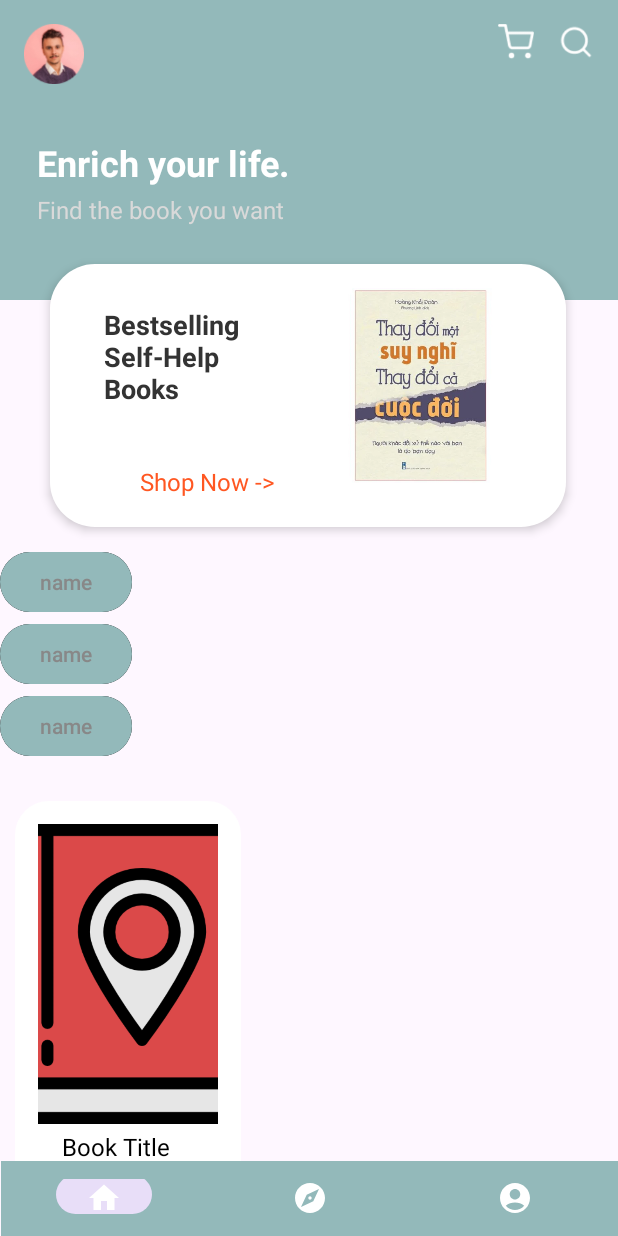
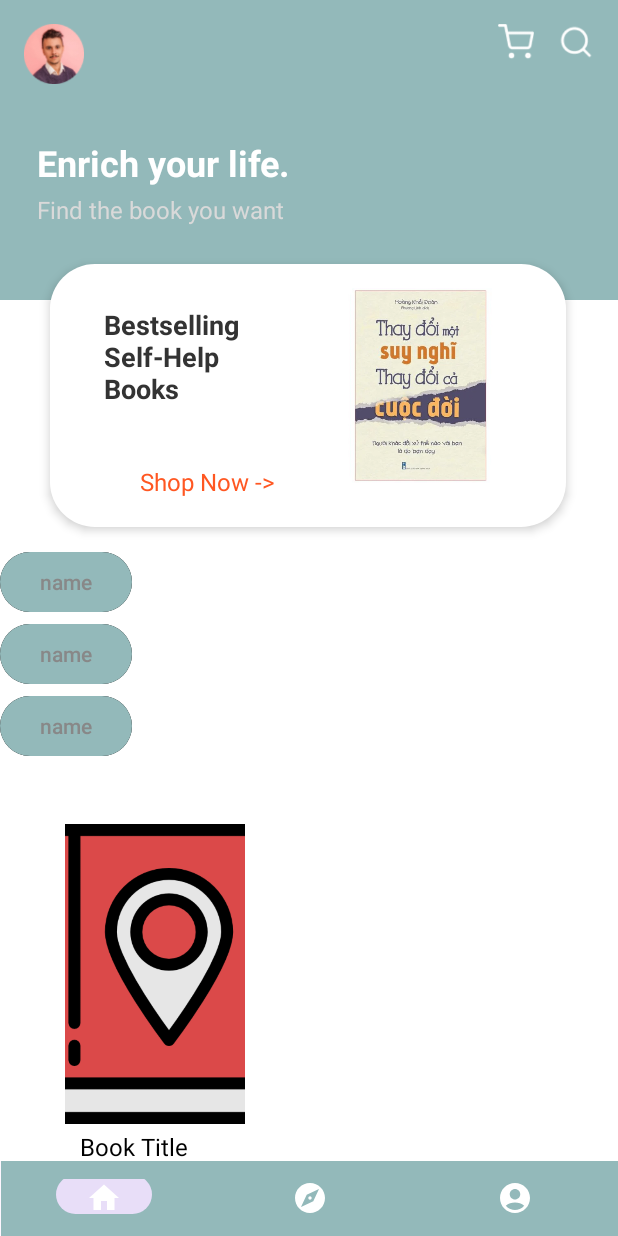
Before and after one commit to huandmse171114/bookstore-mobile, an Android app: the layout home_page.xml on its own in the app's theme, with its tools: preview values and no code run, on a phone screen of 412 x 824 dp. Run offline under Robolectric (Android 15) with nearby library versions, the phone set to English and light mode, and no system bars.

Commit message:
upload ProductDetail API

```diff
--- a/bookstore/app/src/main/java/com/bookstore/AboutBookFragment.java
+++ b/bookstore/app/src/main/java/com/bookstore/AboutBookFragment.java
@@ -18,8 +18,8 @@
     public View onCreateView(@NonNull LayoutInflater inflater, @Nullable ViewGroup container, @Nullable Bundle savedInstanceState) {
         View view = inflater.inflate(R.layout.fragment_overview, container, false);
         TextView tvOverview = view.findViewById(R.id.tvOverview);
-        tvOverview.setText("Quyen sách mang đến một cái nhìn toàn diện về mọi mặt trong cuộc ống, cung cấp cho người đọc những hướng dẫn rõ ràng về cuộc sống. Thông qua những lời khuyên sâu sắc, tác giả , biến cuốn sách này thành một lựa chọn không thể bỏ qua " +
-                "cho những ai muốn cải thiện lĩnh vực liên quan trong cuộc sống hoặc công việc.\"");
+        tvOverview.setText("The book offers a comprehensive view of all aspects of life, providing readers with clear guidelines for life. Through insightful advice, the author, makes this book a must-have choice" +
+                "For those who want to improve a related area in their life or work.");
         return view;
     }
 }
--- a/bookstore/app/src/main/java/com/bookstore/OverviewFragment.java
+++ b/bookstore/app/src/main/java/com/bookstore/OverviewFragment.java
@@ -17,7 +17,7 @@
     public View onCreateView(@NonNull LayoutInflater inflater, @Nullable ViewGroup container, @Nullable Bundle savedInstanceState) {
         View view = inflater.inflate(R.layout.fragment_overview, container, false);
         TextView tvOverview = view.findViewById(R.id.tvOverview);
-        tvOverview.setText("Cuốn sách này khám phá chan troi moi, phân tích những khái niệm phức tạp thành những ý tưởng dễ hiểu. Cho dù bạn là người mới bắt đầu hay đã có kinh nghiệm trong triet hoc,quyen sach sẽ giúp bạn hiểu rõ hơn về doi song và áp dụng chúng vào [bối cảnh cá nhân hoặc nghề nghiệp]. Với những lời khuyên thực tiễn, cuốn sách này hướng tớimục tiêu cụ thể tăng năng suất, phát triển tư duy sáng tạo, giải quyết vấn đề");
+        tvOverview.setText("This book explores new horizons, breaking down complex concepts into easy-to-understand ideas. Whether you are a beginner or already experienced in philosophy, the book will help you better understand life and apply it to [personal or professional context]. With practical advice, this book aims to increase productivity, develop creative thinking, and solve problems.");
         return view;
     }
 }
--- a/bookstore/app/src/main/java/com/bookstore/SynopsisFragment.java
+++ b/bookstore/app/src/main/java/com/bookstore/SynopsisFragment.java
@@ -18,7 +18,7 @@
     public View onCreateView(@NonNull LayoutInflater inflater, @Nullable ViewGroup container, @Nullable Bundle savedInstanceState) {
         View view = inflater.inflate(R.layout.fragment_overview, container, false);
         TextView tvOverview = view.findViewById(R.id.tvOverview);
-        tvOverview.setText("Cuốn sách này khám phá chan troi moi, phân tích những khái niệm phức tạp thành những ý tưởng dễ hiểu. Cho dù bạn là người mới bắt đầu hay đã có kinh nghiệm trong triet hoc,quyen sach sẽ giúp bạn hiểu rõ hơn về doi song và áp dụng chúng vào [bối cảnh cá nhân hoặc nghề nghiệp]. Với những lời khuyên thực tiễn, cuốn sách này hướng tớimục tiêu cụ thể tăng năng suất, phát triển tư duy sáng tạo, giải quyết vấn đề");
+        tvOverview.setText("This book explores new horizons, breaking down complex concepts into easy-to-understand ideas. Whether you are a beginner or already experienced in philosophy, the book will help you better understand life and apply it to [personal or professional context]. With practical advice, this book aims to increase productivity, develop creative thinking, and solve problems.");
         return view;
     }
 }
--- a/bookstore/app/src/main/java/com/bookstore/adapter/BookAdapter.java
+++ b/bookstore/app/src/main/java/com/bookstore/adapter/BookAdapter.java
@@ -90,9 +90,10 @@
                 title = title.substring(0, 15) + "...";
             }
             binding.bookTitle.setText(title);
-            binding.bookPrice.setText(String.format("%,.0f VND", book.getPrice()));
+            binding.bookPrice.setText(String.format("%.0f VND", book.getPrice()));
             binding.bookRating.setText(String.valueOf(book.getRating()));
             binding.reviewsCount.setText(String.valueOf(book.getNumReviews()));
+            binding.bookId.setText(book.getId());
             Glide.with(binding.bookImage.getContext())
                     .load(Uri.parse(book.getImage()))
                     .into(binding.bookImage);
--- a/bookstore/app/src/main/java/com/bookstore/api/AuthApi.java
+++ b/bookstore/app/src/main/java/com/bookstore/api/AuthApi.java
@@ -27,5 +27,5 @@
     Call<List<Category>> getCategories();
 
     @GET("/api/products")
-    Call<BookRequest> getBooks(@Query("category") Integer categoryId);
+    Call<BookRequest> getBooks(@Query("keyword") Integer categoryId);
 }
--- a/bookstore/app/src/main/java/com/bookstore/api/SearchBookApi.java
+++ b/bookstore/app/src/main/java/com/bookstore/api/SearchBookApi.java
@@ -14,7 +14,7 @@
 
 public interface SearchBookApi {
     @GET("/api/products")
-    Call<SearchBookResponse> getPopularBooks(@Query("brand") String query);
+    Call<SearchBookResponse> getPopularBooks(@Query("keyword") String query);
     @GET("/api/products")
     Call<ProductDetailResponse> getAllBooks();
 }
--- a/bookstore/app/src/main/java/com/bookstore/constract/OnBookClickListener.java
+++ /dev/null
@@ -1,4 +0,0 @@
-package com.bookstore.constract;
-
-public interface OnBookClickListener {
-}
--- a/bookstore/app/src/main/java/com/bookstore/constract/ProductDetailContract.java
+++ b/bookstore/app/src/main/java/com/bookstore/contract/ProductDetailContract.java
@@ -1,4 +1,4 @@
-package com.bookstore.constract;
+package com.bookstore.contract;
 
 import com.bookstore.model.BookDetail;
 
--- a/bookstore/app/src/main/java/com/bookstore/constract/ProductDetailPresenter.java
+++ b/bookstore/app/src/main/java/com/bookstore/contract/ProductDetailPresenter.java
@@ -1,4 +1,4 @@
-package com.bookstore.constract;
+package com.bookstore.contract;
 
 public interface ProductDetailPresenter {
     void addToCart(int bookId);
--- a/bookstore/app/src/main/java/com/bookstore/constract/ProductDetailPresenterImpl.java
+++ b/bookstore/app/src/main/java/com/bookstore/contract/ProductDetailPresenterImpl.java
@@ -1,7 +1,6 @@
-package com.bookstore.constract;
+package com.bookstore.contract;
 
 import com.bookstore.api.CartApiService;
-import com.bookstore.model.BookDetail;
 import com.bookstore.model.CartRequest;
 import com.bookstore.model.CartResponse;
 
--- a/bookstore/app/src/main/java/com/bookstore/model/OtherProductsAdapter.java
+++ b/bookstore/app/src/main/java/com/bookstore/model/OtherProductsAdapter.java
@@ -33,7 +33,6 @@
     public void onBindViewHolder(@NonNull ViewHolder holder, int position) {
         BookDetail book = products.get(position);
         holder.binding.tvTitle.setText(book.getName());
-        holder.binding.tvAuthor.setText(book.getCategory());
         holder.binding.tvPrice.setText(book.getPrice() + " VND");
         // Load image using Glide
         Glide.with(holder.binding.getRoot().getContext())
--- a/bookstore/app/src/main/res/layout/home_page.xml
+++ b/bookstore/app/src/main/res/layout/home_page.xml
@@ -14,15 +14,16 @@
 
         <androidx.constraintlayout.widget.ConstraintLayout
             android:layout_width="match_parent"
-            android:layout_height="wrap_content">
+            android:layout_height="wrap_content"
+            android:background="@color/white">
 
             <!-- Header Background -->
             <ImageView
                 android:id="@+id/headerBackground"
                 android:layout_width="0dp"
                 android:layout_height="200dp"
+                android:background="@color/colorPrimaryDark"
                 android:scaleType="centerCrop"
-                android:background="@color/colorPrimaryDark"
                 app:layout_constraintEnd_toEndOf="parent"
                 app:layout_constraintStart_toStartOf="parent"
                 app:layout_constraintTop_toTopOf="parent" />
@@ -48,8 +49,8 @@
                 android:src="@drawable/ic_cart"
                 app:layout_constraintEnd_toEndOf="parent"
                 app:layout_constraintTop_toTopOf="parent" />
-<!--                android:onClick="openCart" -->
-<!--                />-->
+            <!--                android:onClick="openCart" -->
+            <!--                />-->
 
             <ImageView
                 android:id="@+id/searchIcon"
@@ -60,7 +61,7 @@
                 android:src="@drawable/ic_search"
                 app:layout_constraintEnd_toEndOf="parent"
                 app:layout_constraintTop_toTopOf="parent" />
-<!--                android:onClick="openSearch" />-->
+            <!--                android:onClick="openSearch" />-->
 
             <!-- Header Title -->
             <TextView
@@ -148,6 +149,7 @@
                 android:layout_width="0dp"
                 android:layout_height="wrap_content"
                 android:layout_marginTop="4dp"
+                android:background="@color/white"
                 android:orientation="horizontal"
                 android:scrollbars="horizontal"
                 app:layout_constraintBottom_toTopOf="@+id/newArrivalSection"
@@ -179,12 +181,12 @@
                 android:layout_width="wrap_content"
                 android:layout_height="wrap_content"
                 android:background="@drawable/button_shape"
+                android:gravity="center"
                 android:text="Load More"
-                android:gravity="center"
                 android:textColor="@android:color/white"
-                app:layout_constraintTop_toBottomOf="@+id/bookRecyclerView"
                 app:layout_constraintEnd_toEndOf="parent"
-                app:layout_constraintStart_toStartOf="parent" />
+                app:layout_constraintStart_toStartOf="parent"
+                app:layout_constraintTop_toBottomOf="@+id/bookRecyclerView" />
 
             <!-- New Arrival Section -->
             <androidx.constraintlayout.widget.ConstraintLayout
@@ -251,43 +253,43 @@
                     android:id="@+id/anotherProductTitle"
                     android:layout_width="wrap_content"
                     android:layout_height="wrap_content"
+                    android:layout_marginStart="16dp"
+                    android:layout_marginTop="8dp"
                     android:text="Another Product"
                     android:textColor="#333"
                     android:textSize="18sp"
                     android:textStyle="bold"
                     app:layout_constraintStart_toStartOf="parent"
-                    app:layout_constraintTop_toTopOf="parent"
-                    android:layout_marginStart="16dp"
-                    android:layout_marginTop="8dp" />
+                    app:layout_constraintTop_toTopOf="parent" />
 
                 <!-- "See All" Button -->
                 <TextView
                     android:id="@+id/seeAllButton"
                     android:layout_width="wrap_content"
                     android:layout_height="wrap_content"
+                    android:layout_marginTop="8dp"
+                    android:layout_marginEnd="16dp"
+                    android:clickable="true"
+                    android:focusable="true"
                     android:text="See All"
                     android:textColor="#FF5722"
                     android:textSize="16sp"
                     app:layout_constraintEnd_toEndOf="parent"
-                    app:layout_constraintTop_toTopOf="parent"
-                    android:layout_marginEnd="16dp"
-                    android:layout_marginTop="8dp"
-                    android:clickable="true"
-                    android:focusable="true" />
+                    app:layout_constraintTop_toTopOf="parent" />
 
                 <!-- RecyclerView cho danh sách sản phẩm khác -->
                 <androidx.recyclerview.widget.RecyclerView
                     android:id="@+id/anotherProductRecyclerView"
                     android:layout_width="0dp"
                     android:layout_height="wrap_content"
+                    android:layout_marginTop="8dp"
                     android:orientation="horizontal"
+                    android:paddingStart="16dp"
+                    android:paddingEnd="16dp"
                     android:scrollbars="horizontal"
-                    app:layout_constraintTop_toBottomOf="@+id/anotherProductTitle"
+                    app:layout_constraintEnd_toEndOf="parent"
                     app:layout_constraintStart_toStartOf="parent"
-                    app:layout_constraintEnd_toEndOf="parent"
-                    android:layout_marginTop="8dp"
-                    android:paddingStart="16dp"
-                    android:paddingEnd="16dp" />
+                    app:layout_constraintTop_toBottomOf="@+id/anotherProductTitle" />
 
             </androidx.constraintlayout.widget.ConstraintLayout>
 
--- a/bookstore/app/src/main/res/layout/item_book.xml
+++ b/bookstore/app/src/main/res/layout/item_book.xml
@@ -108,16 +108,20 @@
             android:text="Reviews"
             android:textColor="@color/yellow"
             android:textSize="16sp" />
-
         <TextView
             android:id="@+id/book_id"
             android:layout_width="wrap_content"
             android:layout_height="wrap_content"
             android:gravity="center"
-            android:text=""
+            android:text="31231"
             android:textColor="@android:color/black"
-            android:textSize="16sp" />
+            android:textSize="16sp"
+            tools:ignore="MissingConstraints"
+            tools:layout_editor_absoluteX="-5dp"
+            tools:layout_editor_absoluteY="311dp" />
 
     </LinearLayout>
 
+
+
 </androidx.constraintlayout.widget.ConstraintLayout>
--- a/bookstore/app/src/main/res/layout/product_detail_layout.xml
+++ b/bookstore/app/src/main/res/layout/product_detail_layout.xml
@@ -56,7 +56,8 @@
             android:layout_width="match_parent"
             android:layout_height="wrap_content"
             android:orientation="vertical"
-            android:padding="16dp">
+            android:padding="16dp"
+            android:background="@color/white">
 
             <TextView
                 android:id="@+id/price"
@@ -83,7 +84,8 @@
                 android:layout_height="wrap_content"
                 android:layout_marginTop="16dp"
                 app:tabMode="fixed"
-                app:tabGravity="fill" />
+                app:tabGravity="fill"
+                />
 
             <androidx.viewpager2.widget.ViewPager2
                 android:id="@+id/viewPager"
```
Also changed, not shown: bookstore/app/src/main/java/com/bookstore/view/ProductDetailActivity.java (+9 -14 lines).
